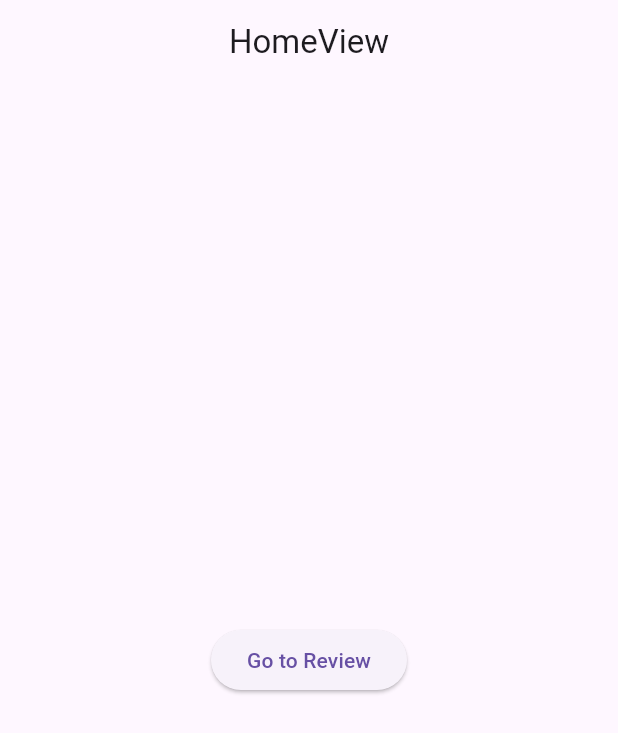
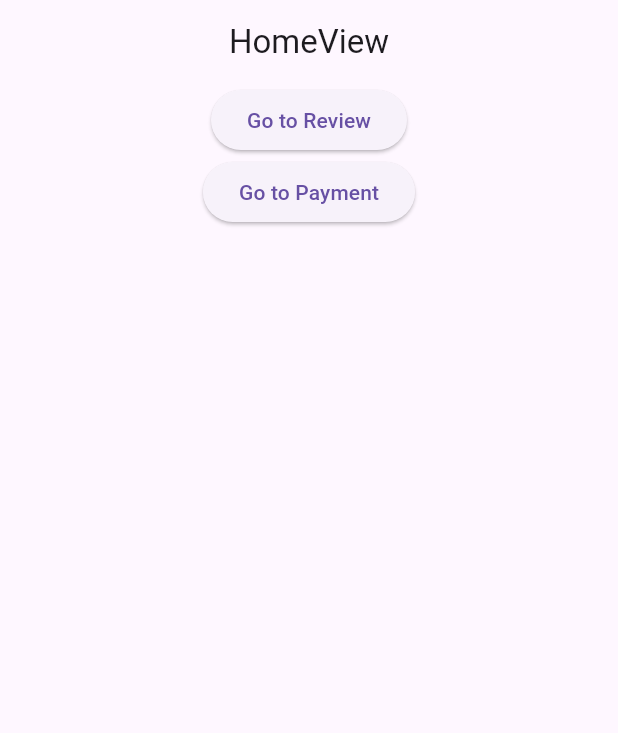
Before and after one commit to Softdrinks14/uihistory, a Flutter app: the screen it shows after launch, on a phone screen of 412 x 824 dp. Shown: the top 733 px of the screen. Run offline on Flutter 3.47's test engine with Material 3 defaults, Android fonts, the phone set to English and light mode, and no system bars; our stand-ins replace get.

Commit message:
uiPayment

```diff
--- a/lib/app/modules/home/controllers/review_controller.dart
+++ b/lib/app/modules/home/controllers/review_controller.dart
@@ -1,6 +1,6 @@
 import 'package:get/get.dart';
 
-class ReviewController extends GetxController{
+class ReviewController extends GetxController {
   var sellerRating = 5.0.obs;
   var animalRating = 5.0.obs;
 
--- a/lib/app/modules/home/views/home_view.dart
+++ b/lib/app/modules/home/views/home_view.dart
@@ -1,25 +1,71 @@
+// import 'package:flutter/material.dart';
+// import 'package:get/get.dart';
+// import 'package:uihistory/app/routes/app_pages.dart';
+// import '../controllers/home_controller.dart';
+
+// class HomeView extends GetView<HomeController> {
+//   const HomeView({super.key});
+
+//   @override
+//   Widget build(BuildContext context) {
+//     return Scaffold(
+//       appBar: AppBar(
+//         title: const Text('HomeView'),
+//         centerTitle: true,
+//       ),
+//       body: Center(
+//         child: Column(
+//           mainAxisAlignment: MainAxisAlignment.center,
+//           children: [
+//             ElevatedButton(
+//               onPressed: () {
+//                 Get.toNamed('/review');
+//               },
+//               child: Text('Go to Review'),
+//             ),
+//             SizedBox(height: 20),
+//             ElevatedButton(
+//               onPressed: () {
+//                 Get.toNamed('/payment');
+//               },
+//               child: Text('Go to Payment'),
+//             ),
+//           ],
+//         ),
+//       ),
+//     );
+//   }
+// }
+
 import 'package:flutter/material.dart';
-
 import 'package:get/get.dart';
+import 'package:uihistory/app/modules/home/views/payment_view.dart';
 import 'package:uihistory/app/modules/home/views/review_view.dart';
 
-import '../controllers/home_controller.dart';
-
-class HomeView extends GetView<HomeController> {
-  const HomeView({super.key});
+class HomeView extends StatelessWidget {
   @override
   Widget build(BuildContext context) {
     return Scaffold(
       appBar: AppBar(
-        title: const Text('HomeView'),
+        title: Text('HomeView'),
         centerTitle: true,
       ),
       body: Center(
-        child: ElevatedButton(
-          onPressed: () {
-            Get.to(ReviewScreen());
-          },
-          child: Text('Go to Review'),
+        child: Column(
+          children: [
+            ElevatedButton(
+              onPressed: () {
+                Get.to(ReviewScreen());
+              },
+              child: Text('Go to Review'),
+            ),
+            ElevatedButton(
+              onPressed: () {
+                Get.to(PaymentPage());  // Navigate to PaymentView without bindings
+              },
+              child: Text('Go to Payment'),
+            ),
+          ],
         ),
       ),
     );
--- a/lib/app/routes/app_pages.dart
+++ b/lib/app/routes/app_pages.dart
@@ -1,6 +1,6 @@
 import 'package:get/get.dart';
+import 'package:uihistory/app/modules/home/views/payment_view.dart';
 import 'package:uihistory/app/modules/home/views/review_view.dart';
-
 import '../modules/home/bindings/home_binding.dart';
 import '../modules/home/views/home_view.dart';
 
@@ -10,17 +10,46 @@ class AppPages {
   AppPages._();
 
   static const INITIAL = Routes.HOME;
+  static const REVIEW = Routes.REVIEW;
+  static const PAYMENT = Routes.PAYMENT;
+
 
   static final routes = [
     GetPage(
       name: _Paths.HOME,
-      page: () => const HomeView(),
+      page: () => HomeView(),
       binding: HomeBinding(),
     ),
-
     GetPage(
       name: _Paths.REVIEW,
       page: () => ReviewScreen(),
     ),
+    GetPage(
+      name: _Paths.PAYMENT,
+      page: () => PaymentPage(),
+    )
   ];
 }
+// import 'package:get/get.dart';
+// import '../modules/home/views/payment_view.dart';
+// import '../modules/home/views/review_view.dart';
+// import '../modules/home/views/home_view.dart';
+
+// class AppPages {
+//   static const INITIAL = '/home';
+
+//   static final routes = [
+//     GetPage(
+//       name: '/home',
+//       page: () => HomeView(),
+//     ),
+//     GetPage(
+//       name: '/review',
+//       page: () => ReviewScreen(),
+//     ),
+//     GetPage(
+//       name: '/payment',
+//       page: () => PaymentPage(),
+//     ),
+//   ];
+// }
--- a/lib/app/routes/app_routes.dart
+++ b/lib/app/routes/app_routes.dart
@@ -5,10 +5,12 @@ abstract class Routes {
   Routes._();
   static const HOME = _Paths.HOME;
   static const REVIEW = _Paths.REVIEW;
+  static const PAYMENT = _Paths.PAYMENT;
 }
 
 abstract class _Paths {
   _Paths._();
   static const HOME = '/home';
   static const REVIEW = '/views/review_view.dart';
+  static const PAYMENT = '/views/payment_view.dart';
 }
```
Also changed, not shown: lib/app/modules/home/bindings/payment_binding.dart (added, +10 -0 lines), lib/app/modules/home/controllers/payments_controller.dart (added, +29 -0 lines), lib/app/modules/home/views/payment_view.dart (added, +119 -0 lines), pubspec.yaml (+4 -3 lines), assets/cod.jpg (added), assets/dana.jpg (added), assets/gopay.jpg (added).
